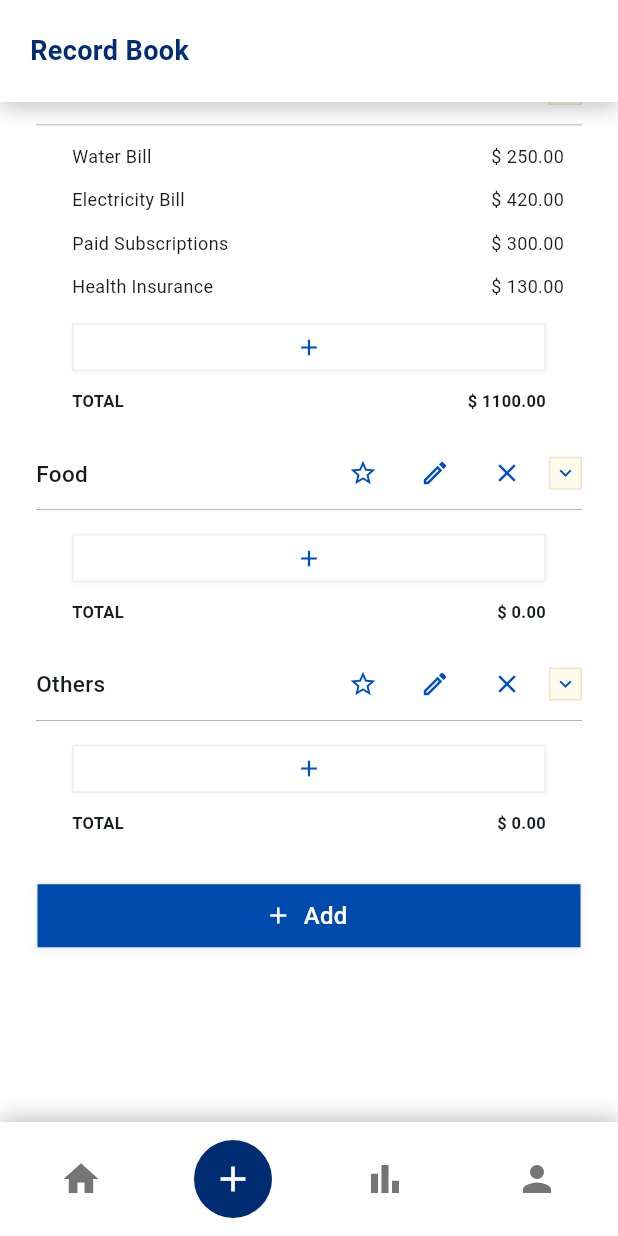
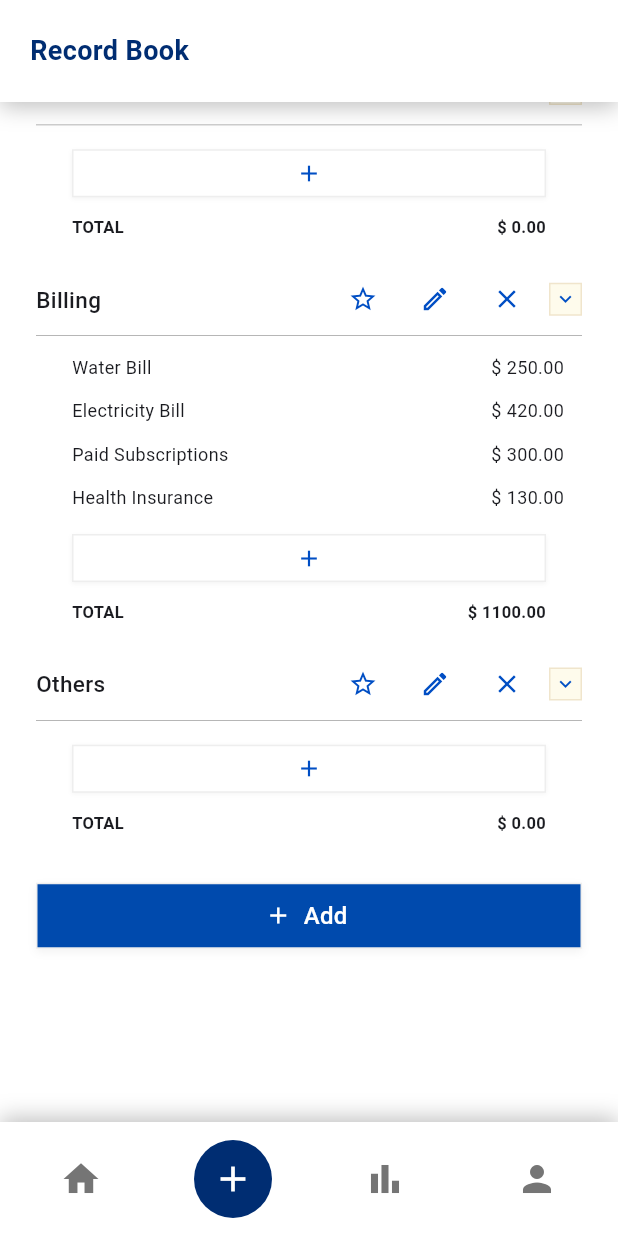
Before and after one commit to Mochizukku/SGuard-Expenses-Tracking-and-Analysis-System-Fully-Cloud-Version-, a Flutter app: the screen it shows after launch, item 2 of the bottom bar chosen, scrolled down 199 dp, after a tap on the "star border" icon, on a phone screen of 412 x 824 dp. Run offline on Flutter 3.47's test engine with Material 3 defaults, Android fonts, the phone set to English and light mode, and no system bars; our stand-ins replace cloud_firestore, firebase_auth, firebase_core; accounts and stored records are empty.

Commit message:
Created a Category Limit

```diff
--- a/lib/presentation/pages/recordbook/recordbookpage.dart
+++ b/lib/presentation/pages/recordbook/recordbookpage.dart
@@ -11,11 +11,13 @@ class SpendingCategory {
   String name;
   List<SpendingItem> items;
   bool isExpanded;
+  bool isFavorite;
 
   SpendingCategory({
     required this.name,
     List<SpendingItem>? items,
     this.isExpanded = true,
+    this.isFavorite = false,
   }) : items = items ?? [];
 
   double get total => items.fold(0, (sum, item) => sum + item.amount);
@@ -23,6 +25,7 @@ class SpendingCategory {
   Map<String, dynamic> toJson() => {
         'name': name,
         'isExpanded': isExpanded,
+        'isFavorite': isFavorite,
         'items': items.map((i) => {'name': i.name, 'amount': i.amount}).toList(),
       };
 
@@ -30,6 +33,7 @@ class SpendingCategory {
     return SpendingCategory(
       name: json['name'] as String,
       isExpanded: json['isExpanded'] as bool? ?? true,
+      isFavorite: json['isFavorite'] as bool? ?? false,
       items: (json['items'] as List<dynamic>?)?.map((i) {
         final itemMap = i as Map<String, dynamic>;
         return SpendingItem(name: itemMap['name'], amount: (itemMap['amount'] as num).toDouble());
@@ -268,6 +272,16 @@ class _RecordBookPageState extends State<RecordBookPage> {
     );
   }
 
+  List<SpendingCategory> get _sortedCategories {
+    final List<SpendingCategory> favs = [];
+    final List<SpendingCategory> nonFavs = [];
+    for (var c in RecordBookData.categories) {
+      if (c.isFavorite) favs.add(c);
+      else nonFavs.add(c);
+    }
+    return [...favs, ...nonFavs];
+  }
+
   @override
   Widget build(BuildContext context) {
     final primaryBlue = const Color(0xFF004EC4);
@@ -319,8 +333,9 @@ class _RecordBookPageState extends State<RecordBookPage> {
             style: TextStyle(fontSize: 20, fontWeight: FontWeight.w600),
           ),
           const SizedBox(height: 12),
-          ...RecordBookData.categories.map((c) => _buildCategory(c, primaryBlue)),
+          ..._sortedCategories.map((c) => _buildCategory(c, primaryBlue)),
           const SizedBox(height: 16),
+          if (RecordBookData.categories.length < 30)
             Container(
               width: double.infinity,
               height: 44,
@@ -337,10 +352,20 @@ class _RecordBookPageState extends State<RecordBookPage> {
               ),
               child: TextButton.icon(
                 onPressed: _addNewCategory,
-              icon: Icon(Icons.add, color: Colors.white),
+                icon: const Icon(Icons.add, color: Colors.white),
                 label: const Text(
                   'Add',
                   style: TextStyle(color: Colors.white, fontSize: 16),
+                ),
+              ),
+            )
+          else
+            const Center(
+              child: Padding(
+                padding: EdgeInsets.only(top: 8.0),
+                child: Text(
+                  'Category limit reached (30/30).',
+                  style: TextStyle(color: Colors.red, fontSize: 13, fontWeight: FontWeight.w500),
                 ),
               ),
             ),
@@ -371,8 +396,16 @@ class _RecordBookPageState extends State<RecordBookPage> {
                   mainAxisSize: MainAxisSize.min,
                   children: [
                     IconButton(
-                      icon: Icon(Icons.star_border, color: iconColor, size: 20),
-                      onPressed: () {},
+                      icon: Icon(
+                        category.isFavorite ? Icons.star : Icons.star_border,
+                        color: category.isFavorite ? Colors.orange : iconColor,
+                        size: 20,
+                      ),
+                      onPressed: () {
+                        setState(() {
+                          category.isFavorite = !category.isFavorite;
+                        });
+                      },
                       constraints: const BoxConstraints(),
                       padding: const EdgeInsets.all(4),
                     ),
```
Also changed, not shown: lib/presentation/pages/profile/profile_action_page.dart (+1 -39 lines), lib/presentation/pages/signin_or_signup/loginpage.dart (+69 -4 lines). Lines whose indentation alone changed are shown as unchanged.
